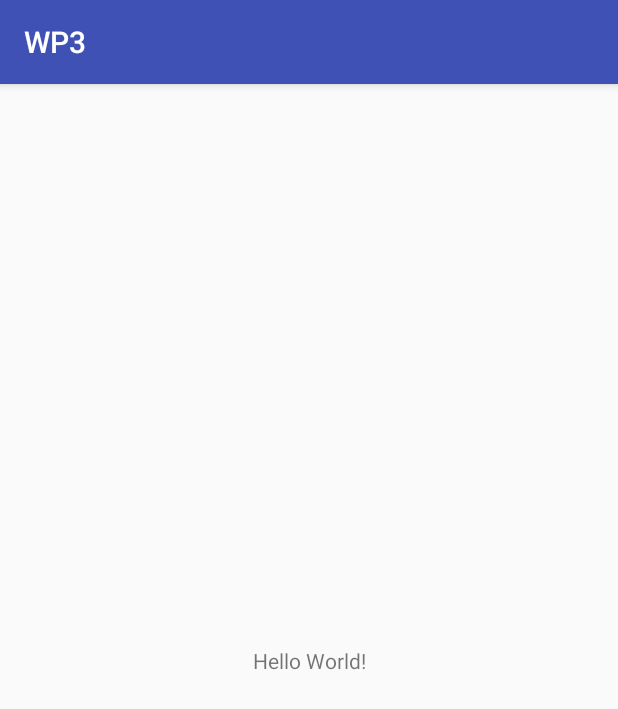
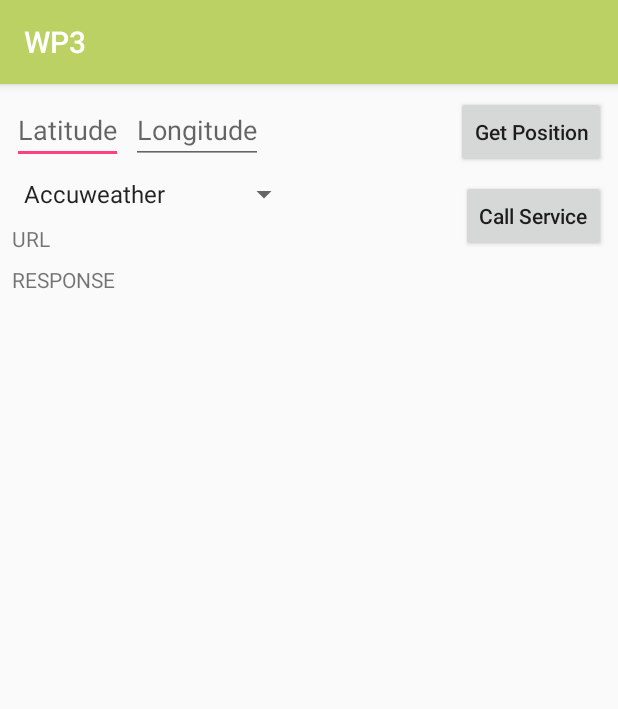
Before and after one commit to joansansam/WP3, an Android app: the screen it shows after launch (MainActivity), on a phone screen of 412 x 824 dp. Shown: the top 709 px of the screen. Run offline under Robolectric (Android 15) with nearby library versions, the phone set to English and light mode, and no system bars.

Commit message:
Starting screen

```diff
--- a/app/src/main/java/com/example/joan/wp3/MainActivity.java
+++ b/app/src/main/java/com/example/joan/wp3/MainActivity.java
@@ -2,12 +2,49 @@ package com.example.joan.wp3;
 
 import android.support.v7.app.AppCompatActivity;
 import android.os.Bundle;
+import android.view.View;
+import android.widget.AdapterView;
+import android.widget.ArrayAdapter;
+import android.widget.Button;
+import android.widget.Spinner;
 
 public class MainActivity extends AppCompatActivity {
+    private String selectedService;
+    private Button getGpsButton;
+
+    //--------------------------------------------------------------------------
+    // LIFE CYCLE
+    //--------------------------------------------------------------------------
 
     @Override
     protected void onCreate(Bundle savedInstanceState) {
         super.onCreate(savedInstanceState);
         setContentView(R.layout.activity_main);
+
+        getGpsButton = findViewById(R.id.get_gps_btn);
+        getGpsButton.setOnClickListener(new View.OnClickListener(){
+            @Override
+            public void onClick(View v){
+                //
+            }
+        });
+
+        Spinner servicesSpinner = findViewById(R.id.services_spinner);
+        final String[] services= new String[]{"Accuweather","OpenWeatherMap"};
+        ArrayAdapter<String> adaptador = new ArrayAdapter<String>(this, android.R.layout.simple_spinner_item, services);
+        adaptador.setDropDownViewResource(android.R.layout.simple_spinner_dropdown_item);
+        servicesSpinner.setAdapter(adaptador);
+        servicesSpinner.setOnItemSelectedListener(
+                new AdapterView.OnItemSelectedListener() {
+                    public void onItemSelected(AdapterView<?> parent,
+                                               android.view.View v, int position, long id) {
+                        selectedService = (String)parent.getItemAtPosition(position);
+                    }
+
+                    public void onNothingSelected(AdapterView<?> parent) {
+                        selectedService = (String)parent.getItemAtPosition(0);
+                    }
+                });
+
     }
 }
--- a/app/src/main/res/layout/activity_main.xml
+++ b/app/src/main/res/layout/activity_main.xml
@@ -3,16 +3,90 @@
     xmlns:app="http://schemas.android.com/apk/res-auto"
     xmlns:tools="http://schemas.android.com/tools"
     android:layout_width="match_parent"
-    android:layout_height="match_parent"
-    tools:context="com.example.joan.wp3.MainActivity">
+    android:layout_height="match_parent">
+
+    <EditText
+        android:id="@+id/lat_input"
+        android:layout_width="wrap_content"
+        android:layout_height="wrap_content"
+        android:layout_marginLeft="8dp"
+        android:layout_marginStart="8dp"
+        android:layout_marginTop="8dp"
+        android:hint="Latitude"
+        android:inputType="numberDecimal"
+        app:layout_constraintLeft_toLeftOf="parent"
+        app:layout_constraintTop_toTopOf="parent" />
+
+    <EditText
+        android:id="@+id/lon_input"
+        android:layout_width="wrap_content"
+        android:layout_height="wrap_content"
+        android:layout_marginLeft="5dp"
+        android:layout_marginStart="5dp"
+        android:layout_marginTop="8dp"
+        android:hint="Longitude"
+        android:inputType="numberDecimal"
+        app:layout_constraintLeft_toRightOf="@+id/lat_input"
+        app:layout_constraintTop_toTopOf="parent" />
+
+    <Button
+        android:id="@+id/call_service_btn"
+        android:layout_width="wrap_content"
+        android:layout_height="wrap_content"
+        android:layout_marginEnd="8dp"
+        android:layout_marginTop="8dp"
+        android:text="Call Service"
+        android:textAllCaps="false"
+        app:layout_constraintEnd_toEndOf="parent"
+        app:layout_constraintTop_toBottomOf="@+id/get_gps_btn" />
 
     <TextView
+        android:id="@+id/url"
         android:layout_width="wrap_content"
         android:layout_height="wrap_content"
-        android:text="Hello World!"
-        app:layout_constraintBottom_toBottomOf="parent"
+        android:layout_marginStart="8dp"
+        android:layout_marginTop="8dp"
+        android:text="URL"
+        app:layout_constraintStart_toStartOf="parent"
+        app:layout_constraintTop_toBottomOf="@+id/services_spinner" />
+
+    <ScrollView
+        android:id="@+id/scrollView"
+        android:layout_width="0dp"
+        android:layout_height="wrap_content"
+        android:layout_marginLeft="8dp"
+        android:layout_marginTop="8dp"
         app:layout_constraintLeft_toLeftOf="parent"
-        app:layout_constraintRight_toRightOf="parent"
+        app:layout_constraintTop_toBottomOf="@+id/url">
+
+        <TextView
+            android:id="@+id/response"
+            android:layout_width="match_parent"
+            android:layout_height="wrap_content"
+            android:gravity="start|top"
+            android:text="RESPONSE" />
+
+    </ScrollView>
+
+    <Spinner
+        android:id="@+id/services_spinner"
+        android:layout_width="wrap_content"
+        android:layout_height="wrap_content"
+        android:layout_marginStart="8dp"
+        android:layout_marginTop="8dp"
+        app:layout_constraintStart_toStartOf="parent"
+        app:layout_constraintTop_toBottomOf="@+id/lat_input" />
+
+    <Button
+        android:id="@+id/get_gps_btn"
+        android:layout_width="wrap_content"
+        android:layout_height="wrap_content"
+        android:layout_marginEnd="8dp"
+        android:layout_marginTop="8dp"
+        android:text="Get Position"
+        android:textAllCaps="false"
+        app:layout_constraintEnd_toEndOf="parent"
         app:layout_constraintTop_toTopOf="parent" />
 
+
 </android.support.constraint.ConstraintLayout>
--- a/app/src/main/res/values/colors.xml
+++ b/app/src/main/res/values/colors.xml
@@ -1,6 +1,6 @@
 <?xml version="1.0" encoding="utf-8"?>
 <resources>
-    <color name="colorPrimary">#3F51B5</color>
-    <color name="colorPrimaryDark">#303F9F</color>
+    <color name="colorPrimary">#bbd163</color>
+    <color name="colorPrimaryDark">#5f6937</color>
     <color name="colorAccent">#FF4081</color>
 </resources>
```
